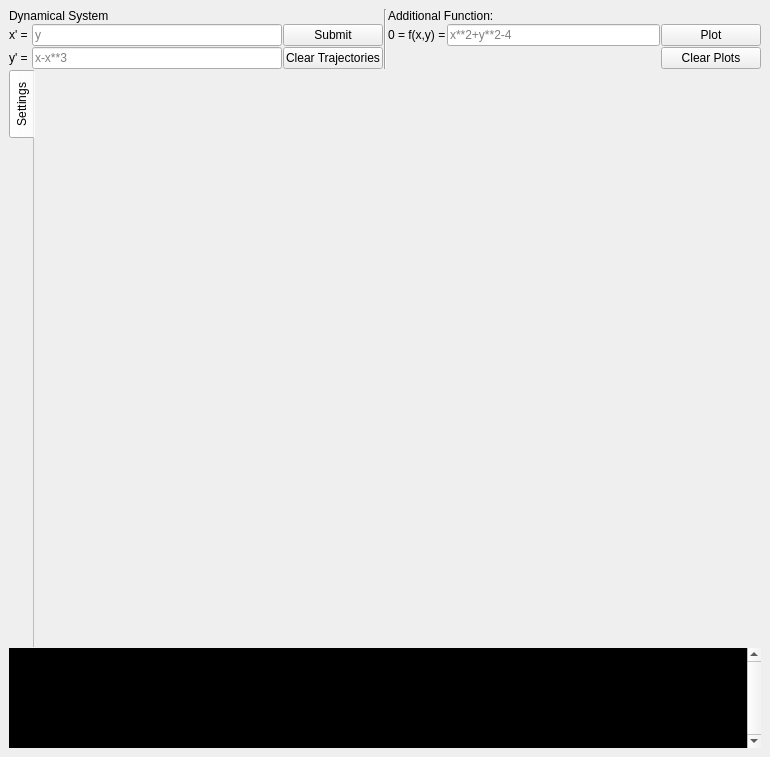
Above: gui/Ui_PyPlane.ui from TUD-RST/pyplane before the change. Below: the same form after it.
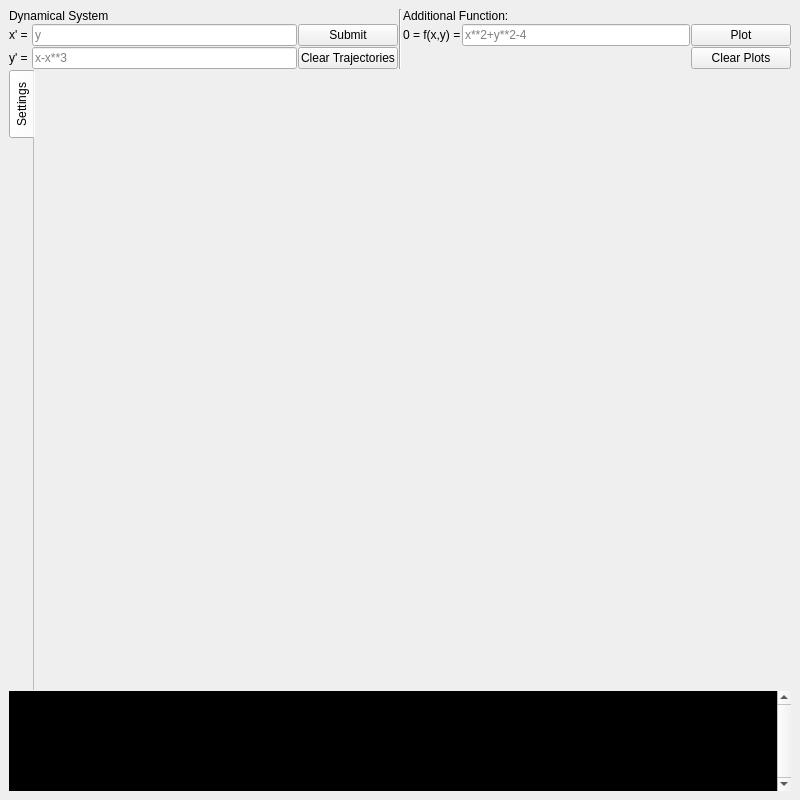
That is the form after the change. Icons and pictures are not drawn.

Commit message: Enlarged window size for showing complete eigenvector title

```diff
--- a/gui/Ui_PyPlane.ui
+++ b/gui/Ui_PyPlane.ui
@@ -7,8 +7,8 @@
    <rect>
     <x>0</x>
     <y>0</y>
-    <width>770</width>
-    <height>757</height>
+    <width>800</width>
+    <height>800</height>
    </rect>
   </property>
   <property name="sizePolicy">
@@ -271,7 +271,7 @@
         <widget class="QWidget" name="tab">
          <property name="maximumSize">
           <size>
-           <width>720</width>
+           <width>750</width>
            <height>16777215</height>
           </size>
          </property>
@@ -281,6 +281,9 @@
          <layout class="QVBoxLayout" name="verticalLayout_3">
           <item>
            <layout class="QVBoxLayout" name="SettingsLayout">
+            <property name="spacing">
+             <number>6</number>
+            </property>
             <item>
              <widget class="QWidget" name="SettingsWidgetPlaceholder" native="true"/>
             </item>
@@ -312,7 +315,7 @@
         </property>
         <property name="font">
          <font>
-          <pointsize>7</pointsize>
+          <pointsize>8</pointsize>
          </font>
         </property>
         <property name="mouseTracking">
```
Left out of the diff: 2 changed lines with no effect on the pictures. The commit also changes 5 other files.
